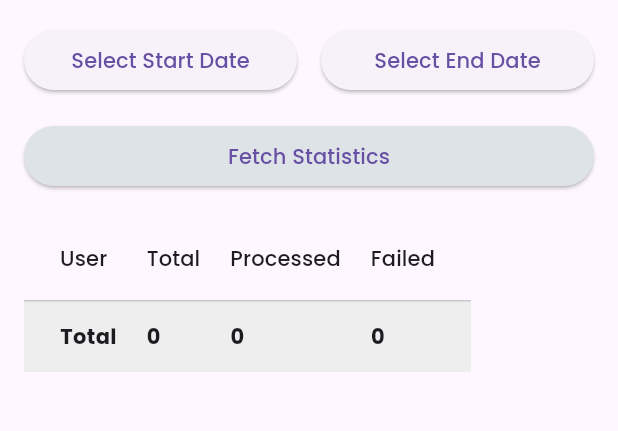
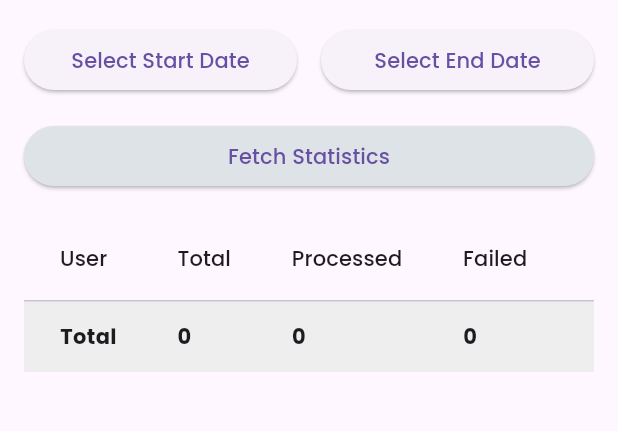
Before and after one commit to jindalsumit1991/docubuddy-client, a Flutter app: the UploadStatisticsPage screen opened directly with empty values, on a phone screen of 412 x 824 dp, the part 84-515 px from its top. Run offline on Flutter 3.47's test engine with Material 3 defaults, Android fonts, the phone set to English and light mode, and no system bars; our stand-ins replace google_fonts, image_picker, shared_preferences, supabase_flutter; accounts and stored records are empty.

Commit message:
Corrected width of statistics table

```diff
--- a/lib/views/pages/upload_statistics_view.dart
+++ b/lib/views/pages/upload_statistics_view.dart
@@ -113,6 +113,8 @@
 
   @override
   Widget build(BuildContext context) {
+    final screenWidth = MediaQuery.of(context).size.width;
+    final columnWidth = (screenWidth - 32) / 4;
     final Map<String, int> totals = calculateTotals(statistics);
     final session = Supabase.instance.client.auth.currentSession;
 
@@ -186,7 +188,10 @@
             Expanded(
               child: SingleChildScrollView(
                 scrollDirection: Axis.horizontal,
-                child: SingleChildScrollView(
+                child: ConstrainedBox(
+                  constraints: BoxConstraints(
+                    minWidth: screenWidth - 32,
+                  ),
                   child: DataTable(columnSpacing: 20, columns: const [
                     DataColumn(label: Text('User')),
                     DataColumn(label: Text('Total')),
```
